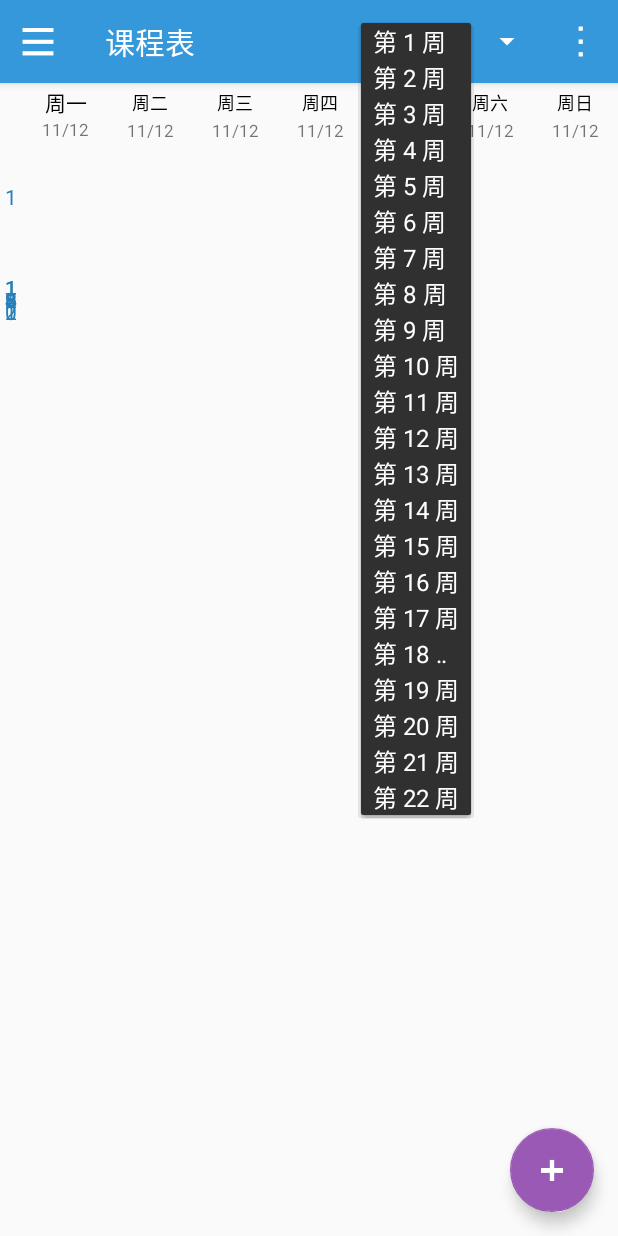
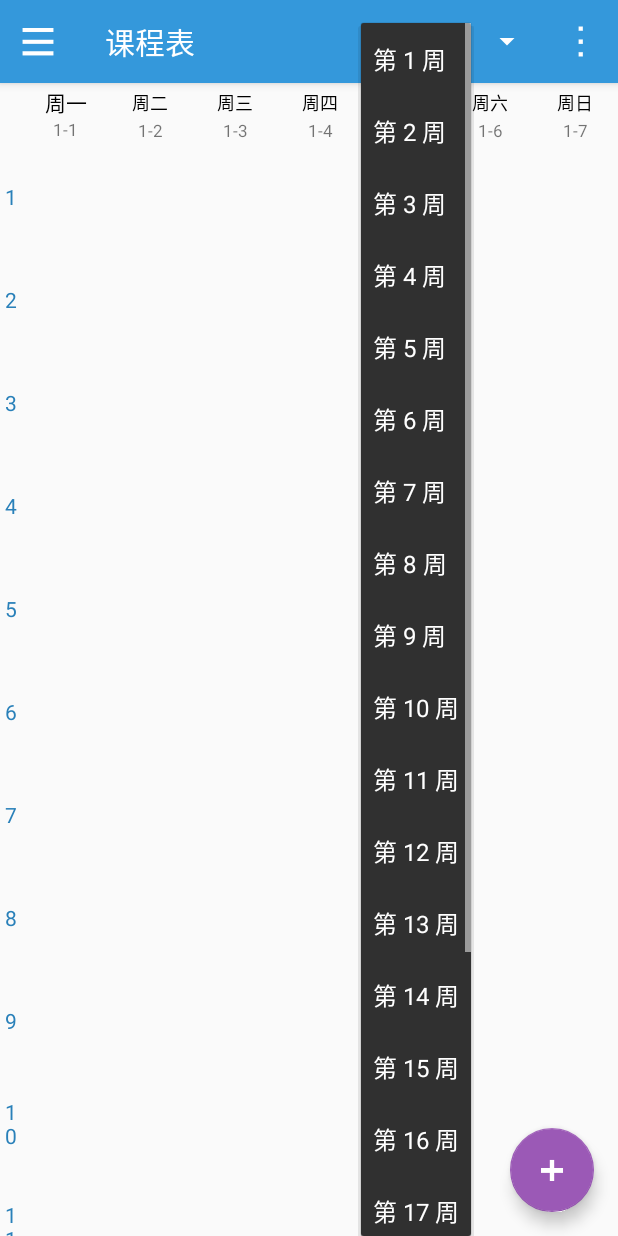
Before and after one commit to zhengshiqiang47/FZUHelper, an Android app: the screen it shows after launch (MainContainerActivity), after a tap on an icon or button, on a phone screen of 412 x 824 dp. Run offline under Robolectric (Android 15) with nearby library versions, the phone set to English and light mode, and no system bars; our stand-ins replace ButterKnife; libraries missing offline, so code that uses them is left out: com.lcodecore.tkrefreshlayout, org.greenrobot.greendao, rx.android.schedulers, rx.schedulers; plain views replace TwinklingRefreshLayout; 10 statements that could not run were skipped.

Commit message:
课表周数选择和日期完成

```diff
--- a/app/src/main/java/com/helper/west2ol/fzuhelper/fragment/CourseTableFragment.java
+++ b/app/src/main/java/com/helper/west2ol/fzuhelper/fragment/CourseTableFragment.java
@@ -15,6 +15,7 @@ import android.view.Gravity;
 import android.view.LayoutInflater;
 import android.view.View;
 import android.view.ViewGroup;
+import android.widget.AdapterView;
 import android.widget.ArrayAdapter;
 import android.widget.Button;
 import android.widget.ImageView;
@@ -34,6 +35,7 @@ import com.helper.west2ol.fzuhelper.util.HttpUtil;
 import com.lcodecore.tkrefreshlayout.header.SinaRefreshView;
 
 import java.util.ArrayList;
+import java.util.Calendar;
 import java.util.List;
 
 import butterknife.Bind;
@@ -121,6 +123,7 @@ public class CourseTableFragment extends Fragment{
             }
         });
         getCourse();
+        initData();
         initKB(rootView);
         Log.i("CourseTable", "初始化完成");
         return rootView;
@@ -134,6 +137,7 @@ public class CourseTableFragment extends Fragment{
                     HttpUtil.Login(getActivity().getApplicationContext());
                 }
                 HtmlParseUtil.getCurrentCourse(getActivity().getApplicationContext(),false);
+                HtmlParseUtil.getBeginDate(null);
                 HtmlParseUtil.getDate();
                 subscriber.onCompleted();
             }
@@ -160,15 +164,32 @@ public class CourseTableFragment extends Fragment{
 
     private int leftWidth=0;
 
-    private void initKB(View v){
+    private void initData(){
         List<String> weeks = new ArrayList<>();
         for (int i=0;i<22;i++) {
             weeks.add("第 "+(i+1)+" 周");
         }
         ArrayAdapter<String> spinnerAdapter=new ArrayAdapter<String>(getActivity(), android.R.layout.simple_spinner_item, weeks);
-        spinnerAdapter.setDropDownViewResource(R.layout.item_week_spinner);
+        spinnerAdapter.setDropDownViewResource(android.R.layout.simple_spinner_dropdown_item);
         spinner.setAdapter(spinnerAdapter);
         spinner.setSelection(DefaultConfig.get().getNowWeek());
+        spinner.setOnItemSelectedListener(new AdapterView.OnItemSelectedListener() {
+            @Override
+            public void onItemSelected(AdapterView<?> parent, View view, int position, long id) {
+                System.out.println(position);
+                DefaultConfig.get().setNowWeek(position+1);
+                showKB(position+1,DefaultConfig.get().getCurYear(),DefaultConfig.get().getCurXuenian());
+            }
+
+            @Override
+            public void onNothingSelected(AdapterView<?> parent) {
+
+            }
+        });
+
+    }
+    private void initKB(View v){
+
 
         empty = (TextView) v.findViewById(R.id.test_empty);
         monColum = (TextView) v.findViewById(R.id.test_monday_course);
@@ -179,6 +200,41 @@ public class CourseTableFragment extends Fragment{
         satColum  = (TextView) v.findViewById(R.id.test_saturday_course);
         sunColum = (TextView) v.findViewById(R.id.test_sunday_course);
         course_table_layout = (RelativeLayout) v.findViewById(R.id.test_course_rl);
+        int curWeek=DefaultConfig.get().getNowWeek();
+        long beginDate=DefaultConfig.get().getBeginDate();
+        Calendar calendar=Calendar.getInstance();
+        calendar.setTimeInMillis(beginDate);
+        calendar.add(Calendar.WEEK_OF_MONTH,+curWeek-1);
+        System.out.println("");
+//        calendar.add(Calendar.DAY_OF_WEEK,-calendar.get(Calendar.DAY_OF_WEEK)+1);
+        //设置课表对应日期，这样写万不得已，有空重构！！！
+        int month=calendar.get(Calendar.MONTH)+1;
+        int day=calendar.get(Calendar.DAY_OF_MONTH);
+        monColum.setText(month+"-"+day);
+        calendar.add(Calendar.DAY_OF_MONTH,1);
+        month=calendar.get(Calendar.MONTH)+1;
+        day=calendar.get(Calendar.DAY_OF_MONTH);
+        tueColum.setText(month+"-"+day);
+        calendar.add(Calendar.DAY_OF_MONTH,1);
+        month=calendar.get(Calendar.MONTH)+1;
+        day=calendar.get(Calendar.DAY_OF_MONTH);
+        wedColum.setText(month+"-"+day);
+        calendar.add(Calendar.DAY_OF_MONTH,1);
+        month=calendar.get(Calendar.MONTH)+1;
+        day=calendar.get(Calendar.DAY_OF_MONTH);
+        thrusColum.setText(month+"-"+day);
+        calendar.add(Calendar.DAY_OF_MONTH,1);
+        month=calendar.get(Calendar.MONTH)+1;
+        day=calendar.get(Calendar.DAY_OF_MONTH);
+        friColum.setText(month+"-"+day);
+        calendar.add(Calendar.DAY_OF_MONTH,1);
+        month=calendar.get(Calendar.MONTH)+1;
+        day=calendar.get(Calendar.DAY_OF_MONTH);
+        satColum.setText(month+"-"+day);
+        calendar.add(Calendar.DAY_OF_MONTH,1);
+        month=calendar.get(Calendar.MONTH)+1;
+        day=calendar.get(Calendar.DAY_OF_MONTH);
+        sunColum.setText(month+"-"+day);
         SinaRefreshView refreshView = new SinaRefreshView(getActivity());
 //        refreshLayout.setHeaderView(refreshView);
 //        refreshLayout.setOnRefreshListener(new TwinklingRefreshLayout.OnRefreshListener(){
@@ -370,7 +426,6 @@ public class CourseTableFragment extends Fragment{
         }
 
         for (int i=0;i<kcs.size();i++) {
-
             CourseBean kc= CourseBeanLab.get(getActivity()).getCourses().get(i);
             if(kc.getKcXuenian() !=xuenian||kc.getKcYear()!=year){
                 continue;
--- a/app/src/main/java/com/helper/west2ol/fzuhelper/util/DefaultConfig.java
+++ b/app/src/main/java/com/helper/west2ol/fzuhelper/util/DefaultConfig.java
@@ -1,4 +1,7 @@
 package com.helper.west2ol.fzuhelper.util;
+
+import java.util.HashMap;
+import java.util.Map;
 
 /**
  * Created by CoderQiang on 2017/9/14.
@@ -12,6 +15,9 @@ public class DefaultConfig {
     private  int curYear = 0;
     private  int curXuenian=0;
 
+    private long beginDate=0;
+    private Map<String,String> xqValues;
+
     private DefaultConfig() {
 
     }
@@ -21,6 +27,25 @@ public class DefaultConfig {
             defaultConfig = new DefaultConfig();
         }
         return defaultConfig;
+    }
+
+    public long getBeginDate() {
+        return beginDate;
+    }
+
+    public void setBeginDate(long beginDate) {
+        this.beginDate = beginDate;
+    }
+
+    public Map<String, String> getXqValues() {
+        if (xqValues == null) {
+            xqValues = new HashMap<>();
+        }
+        return xqValues;
+    }
+
+    public void setXqValues(Map<String, String> xqValues) {
+        this.xqValues = xqValues;
     }
 
     public  int getNowWeek() {
--- a/app/src/main/res/layout/content_course_table.xml
+++ b/app/src/main/res/layout/content_course_table.xml
@@ -26,14 +26,14 @@
             android:layout_width="wrap_content"
             android:layout_height="wrap_content"
             style="@style/courseTableText">
-            <TextView android:id="@+id/test_monday_course"
+            <TextView
                 android:layout_width="wrap_content"
                 android:layout_height="wrap_content"
                 android:textColor="@color/weekend_bg"
                 android:text="@string/mon"
                 />
             <TextView
-                android:id="@+id/course_table_date_1"
+                android:id="@+id/test_monday_course"
                 android:layout_width="wrap_content"
                 android:layout_height="wrap_content"
                 android:textSize="11sp"
@@ -49,7 +49,7 @@
             android:layout_height="wrap_content"
             style="@style/courseTableText">
             <!-- 星期二的格子 -->
-            <TextView android:id="@+id/test_tuesday_course"
+            <TextView
                 android:layout_width="wrap_content"
                 android:layout_height="wrap_content"
                 android:text="@string/tue"
@@ -57,7 +57,7 @@
                 style="@style/courseTableText"
                 />
             <TextView
-                android:id="@+id/course_table_date_2"
+                android:id="@+id/test_tuesday_course"
                 android:layout_width="wrap_content"
                 android:layout_height="wrap_content"
                 android:textSize="11sp"
@@ -71,7 +71,7 @@
             android:layout_width="wrap_content"
             android:layout_height="wrap_content"
             style="@style/courseTableText">
-            <TextView android:id="@+id/test_wednesday_course"
+            <TextView
                 android:layout_width="wrap_content"
                 android:layout_height="wrap_content"
                 android:text="@string/wen"
@@ -80,7 +80,7 @@
                 android:layout_toRightOf="@id/test_tuesday_course"
                 android:layout_weight="1"/>
             <TextView
-                android:id="@+id/course_table_date_3"
+                android:id="@+id/test_wednesday_course"
                 android:layout_width="wrap_content"
                 android:layout_height="wrap_content"
                 android:textSize="11sp"
@@ -93,7 +93,7 @@
             android:layout_height="wrap_content"
             style="@style/courseTableText">
             <!-- 星期四的格子 -->
-            <TextView android:id="@+id/test_thursday_course"
+            <TextView
                 android:layout_width="wrap_content"
                 android:layout_height="wrap_content"
                 android:text="@string/thu"
@@ -102,7 +102,7 @@
                 android:layout_toRightOf="@id/test_wednesday_course"
                 android:layout_weight="1"/>
             <TextView
-                android:id="@+id/course_table_date_4"
+                android:id="@+id/test_thursday_course"
                 android:layout_width="wrap_content"
                 android:layout_height="wrap_content"
                 android:textSize="11sp"
@@ -116,7 +116,7 @@
             style="@style/courseTableText">
             <!-- 星期四的格子 -->
             <!-- 星期五的格子 -->
-            <TextView android:id="@+id/test_friday_course"
+            <TextView
                 android:layout_width="wrap_content"
                 android:layout_height="wrap_content"
                 android:text="@string/fri"
@@ -125,7 +125,7 @@
                 android:layout_toRightOf="@id/test_thursday_course"
                 android:layout_weight="1" />
             <TextView
-                android:id="@+id/course_table_date_5"
+                android:id="@+id/test_friday_course"
                 android:layout_width="wrap_content"
                 android:layout_height="wrap_content"
                 android:textSize="11sp"
@@ -138,7 +138,7 @@
             android:layout_height="wrap_content"
             style="@style/courseTableText">
             <!-- 星期六的格子 -->
-            <TextView android:id="@+id/test_saturday_course"
+            <TextView
                 android:layout_width="wrap_content"
                 android:layout_height="wrap_content"
                 android:text="@string/sta"
@@ -147,7 +147,7 @@
                 android:layout_toRightOf="@id/test_friday_course"
                 android:layout_weight="1"/>
             <TextView
-                android:id="@+id/course_table_date_6"
+                android:id="@+id/test_saturday_course"
                 android:layout_width="wrap_content"
                 android:layout_height="wrap_content"
                 android:textSize="11sp"
@@ -160,7 +160,7 @@
             android:layout_height="wrap_content"
             style="@style/courseTableText">
             <!-- 星期天的格子 -->
-            <TextView android:id="@+id/test_sunday_course"
+            <TextView
                 android:layout_width="wrap_content"
                 android:layout_height="wrap_content"
                 style="@style/courseTableText"
@@ -169,7 +169,7 @@
                 android:layout_toRightOf="@id/test_saturday_course"
                 android:layout_weight="1"/>
             <TextView
-                android:id="@+id/course_table_date_7"
+                android:id="@+id/test_sunday_course"
                 android:layout_width="wrap_content"
                 android:layout_height="wrap_content"
                 android:textSize="11sp"
--- a/app/src/main/res/layout/item_week_spinner.xml
+++ b/app/src/main/res/layout/item_week_spinner.xml
@@ -1,7 +1,5 @@
 <?xml version="1.0" encoding="utf-8"?>
-<TextView xmlns:android="http://schemas.android.com/apk/res/android"
-    android:id="@android:id/text1"
-    style="?android:attr/spinnerDropDownItemStyle"
+<CheckedTextView xmlns:android="http://schemas.android.com/apk/res/android"
     android:lines="1"
     android:textColor="@color/colorWhite"
     android:layout_width="match_parent"
```
Also changed, not shown: app/src/main/java/com/helper/west2ol/fzuhelper/test/DateTest.java (+2 -0 lines), app/src/main/java/com/helper/west2ol/fzuhelper/util/HtmlParseUtil.java (+29 -5 lines), app/src/main/java/com/helper/west2ol/fzuhelper/util/HttpUtil.java (+37 -0 lines).
